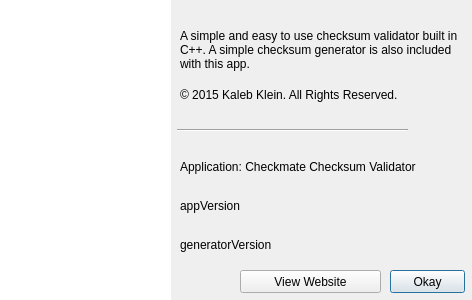
Before: the Qt Designer form src/aboutdialog.ui in ayworld/Checkmate, drawn with Qt 5.
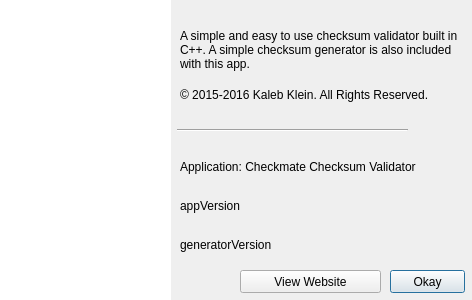
After: the same form once the commit is applied. Icons and pictures are not drawn.

The edit to the form file:
```diff
--- a/src/aboutdialog.ui
+++ b/src/aboutdialog.ui
@@ -141,7 +141,7 @@
     </rect>
    </property>
    <property name="text">
-    <string>&lt;html&gt;&lt;head/&gt;&lt;body&gt;&lt;p&gt;© 2015 Kaleb Klein. All Rights Reserved.&lt;/p&gt;&lt;/body&gt;&lt;/html&gt;</string>
+    <string>&lt;html&gt;&lt;head/&gt;&lt;body&gt;&lt;p&gt;© 2015-2016 Kaleb Klein. All Rights Reserved.&lt;/p&gt;&lt;/body&gt;&lt;/html&gt;</string>
    </property>
    <property name="wordWrap">
     <bool>true</bool>
```
Left out of the diff: 2 changed lines with no effect on the pictures.
